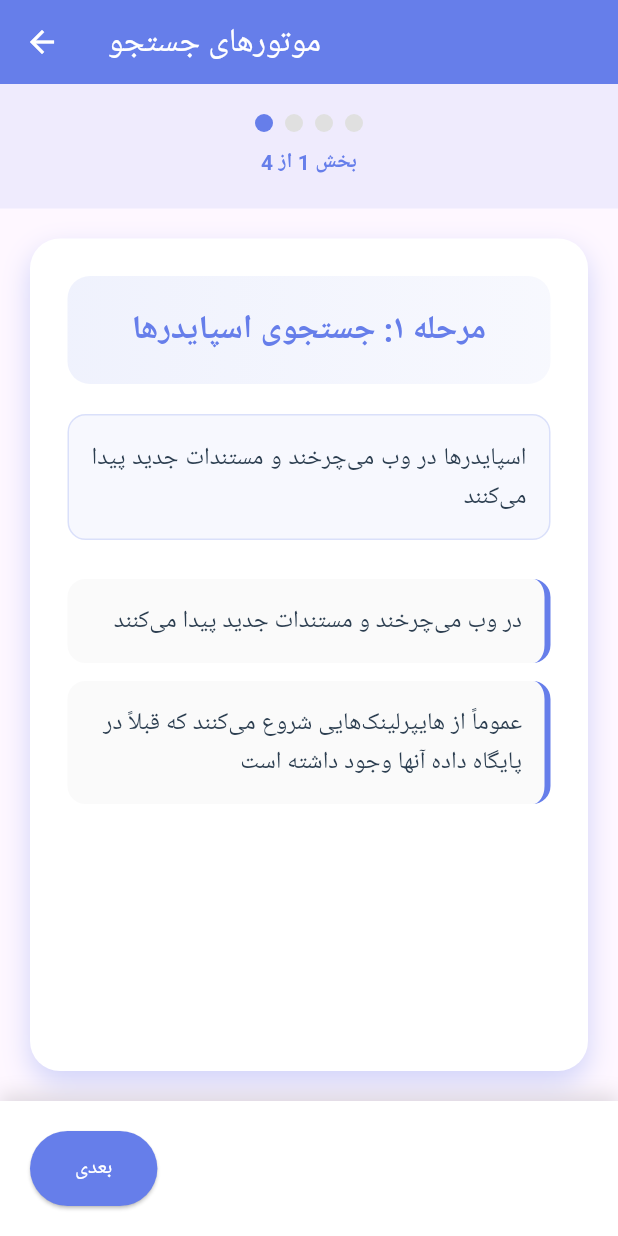
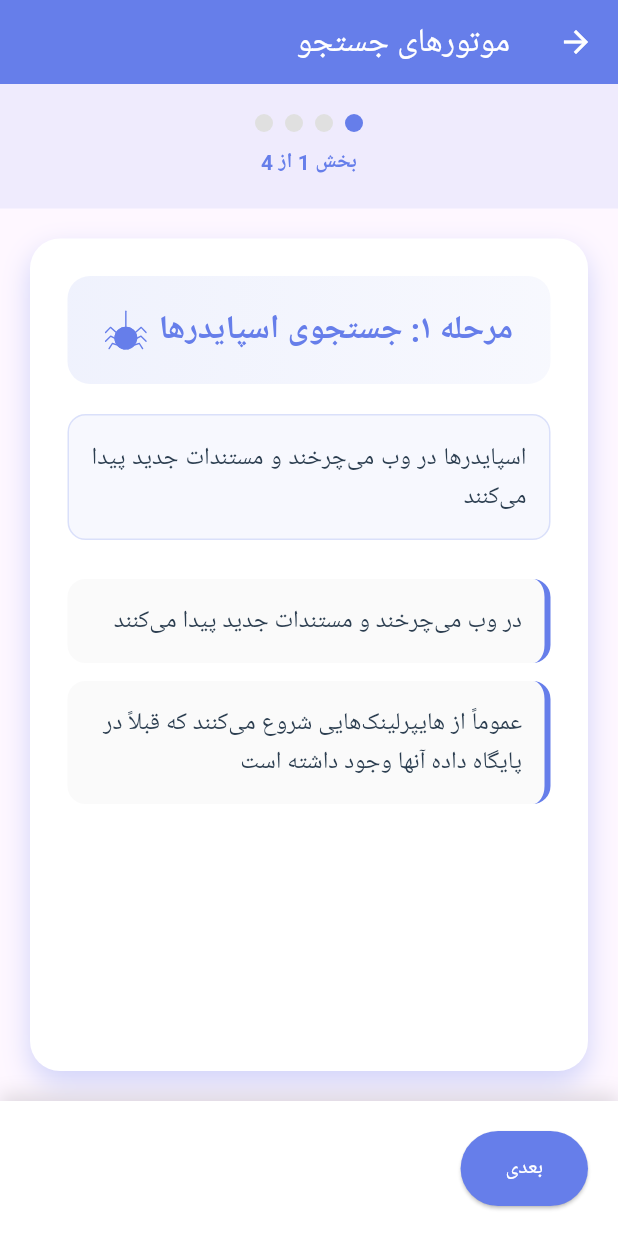
Before and after one commit to parisima-etemadi/exammarketing, a Flutter app: the screen it shows after launch, after a tap on "موتورهای جستجو", on a phone screen of 412 x 824 dp. Run offline on Flutter 3.47's test engine with Material 3 defaults, Android fonts, the light colour scheme and no system bars; our stand-ins replace flutter_svg; Roboto replaces fonts that are missing (Vazir).

Commit message:
Enhance Exam Study App with localization support, SVG icons, and updated dependencies. Add RTL configuration for Persian language, integrate flutter_localizations, and implement dynamic SVG icon loading in study cards. Update pubspec.lock and pubspec.yaml for new packages and versions.

```diff
--- a/lib/main.dart
+++ b/lib/main.dart
@@ -1,4 +1,5 @@
 import 'package:flutter/material.dart';
+import 'package:flutter_localizations/flutter_localizations.dart';
 import 'screens/home_screen.dart';
 
 void main() {
@@ -10,10 +11,36 @@ class ExamStudyApp extends StatelessWidget {
   Widget build(BuildContext context) {
     return MaterialApp(
       title: 'مطالعه امتحان جامع',
+
+      // RTL Configuration
+      locale: Locale('fa', 'IR'), // Persian Iran locale
+      supportedLocales: [
+        Locale('fa', 'IR'), // Persian
+        Locale('en', 'US'), // English (fallback)
+      ],
+
+      // Add localization delegates
+      localizationsDelegates: [
+        GlobalMaterialLocalizations.delegate,
+        GlobalWidgetsLocalizations.delegate,
+        GlobalCupertinoLocalizations.delegate,
+      ],
+
+      // Builder to wrap the entire app with Directionality
+      builder: (context, child) {
+        return Directionality(
+          textDirection: TextDirection.rtl,
+          child: child!,
+        );
+      },
+
       theme: ThemeData(
         primarySwatch: Colors.blue,
         fontFamily: 'Vazir',
+        // Ensure RTL text direction for the theme
+        visualDensity: VisualDensity.adaptivePlatformDensity,
       ),
+
       home: HomeScreen(),
       debugShowCheckedModeBanner: false,
     );
--- a/lib/widgets/study_card.dart
+++ b/lib/widgets/study_card.dart
@@ -1,4 +1,5 @@
 import 'package:flutter/material.dart';
+import 'package:flutter_svg/flutter_svg.dart';
 import '../models/study_topic.dart';
 import '../utils/constants.dart';
 
@@ -33,8 +34,27 @@ class _StudyCardState extends State<StudyCard> with TickerProviderStateMixin {
     _animationController.forward();
   }
 
+  String? _getSvgIcon() {
+    String title = widget.section.title.toLowerCase();
+
+    if (title.contains('اسپایدر') || title.contains('جستجوی اسپایدرها')) {
+      return 'assets/svg/spider.svg';
+    } else if (title.contains('ایندکس') || title.contains('ایندکس کردن')) {
+      return 'assets/svg/database.svg';
+    } else if (title.contains('جستجوی کاربر') || title.contains('کاربر')) {
+      return 'assets/svg/user_search.svg';
+    } else if (title.contains('رتبه') || title.contains('رتبه‌بندی')) {
+      return 'assets/svg/ranking.svg';
+    }
+
+    // Return null if no icon matches
+    return null;
+  }
+
   @override
   Widget build(BuildContext context) {
+    final iconPath = _getSvgIcon();
+
     return SlideTransition(
       position: _slideAnimation,
       child: FadeTransition(
@@ -56,7 +76,7 @@ class _StudyCardState extends State<StudyCard> with TickerProviderStateMixin {
           child: Column(
             crossAxisAlignment: CrossAxisAlignment.end,
             children: [
-              // Section Title
+              // Section Title with Icon (only if icon exists)
               Container(
                 width: double.infinity,
                 padding: EdgeInsets.all(20),
@@ -66,6 +86,13 @@ class _StudyCardState extends State<StudyCard> with TickerProviderStateMixin {
                   ),
                   borderRadius: BorderRadius.circular(15),
                 ),
+                child: iconPath != null
+                  ? Row(
+                      mainAxisAlignment: MainAxisAlignment.center,
+                      textDirection: TextDirection.rtl,
+                      children: [
+                        // Title Text - flexible and centered
+                        Flexible(
                           child: Text(
                             widget.section.title,
                             style: TextStyle(
@@ -75,6 +102,34 @@ class _StudyCardState extends State<StudyCard> with TickerProviderStateMixin {
                             ),
                             textAlign: TextAlign.center,
                             textDirection: TextDirection.rtl,
+                            maxLines: 2,
+                            overflow: TextOverflow.ellipsis,
+                          ),
+                        ),
+                        SizedBox(width: 8),
+                        // SVG Icon (fixed size)
+                        SvgPicture.asset(
+                          iconPath,
+                          width: 28,
+                          height: 28,
+                          colorFilter: ColorFilter.mode(
+                            widget.color,
+                            BlendMode.srcIn,
+                          ),
+                        ),
+                      ],
+                    )
+                  : Text(
+                      widget.section.title,
+                      style: TextStyle(
+                        fontSize: 22,
+                        fontWeight: FontWeight.bold,
+                        color: widget.color,
+                      ),
+                      textAlign: TextAlign.center,
+                      textDirection: TextDirection.rtl,
+                      maxLines: 2,
+                      overflow: TextOverflow.ellipsis,
                     ),
               ),
 
```
Also changed, not shown: pubspec.yaml (+14 -26 lines), assets/svg/database.svg (added), assets/svg/index.svg (added), assets/svg/ranking.svg (added), assets/svg/spider.svg (added), assets/svg/user_search.svg (added), pubspec.lock. Lines whose indentation alone changed are shown as unchanged.
